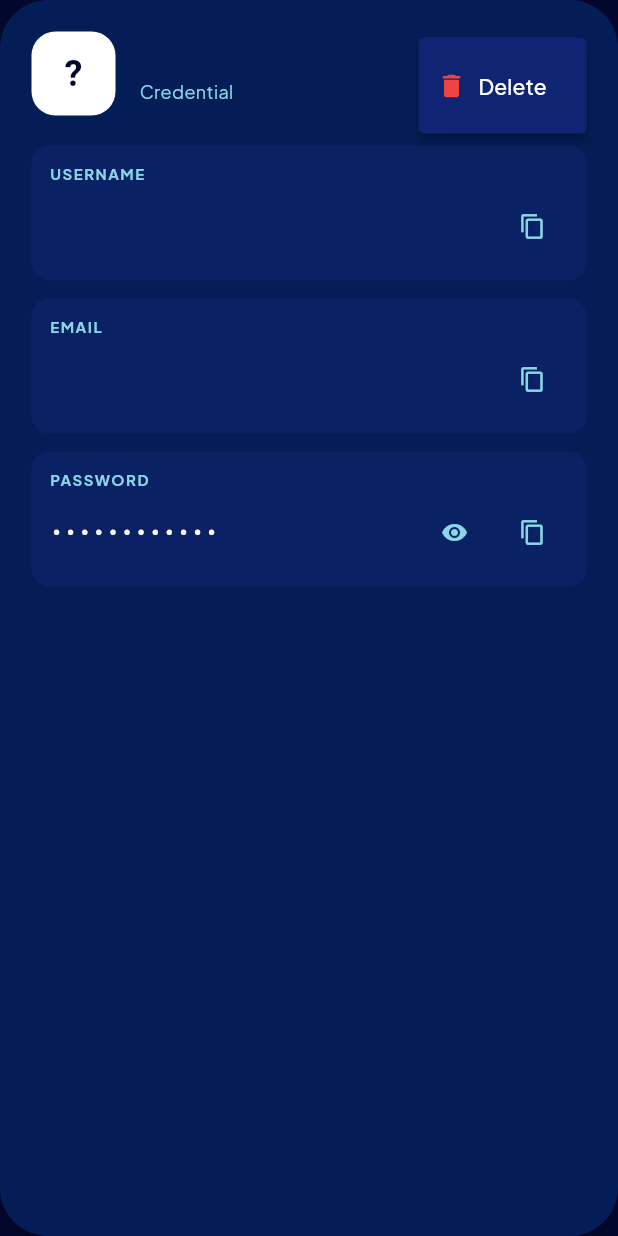
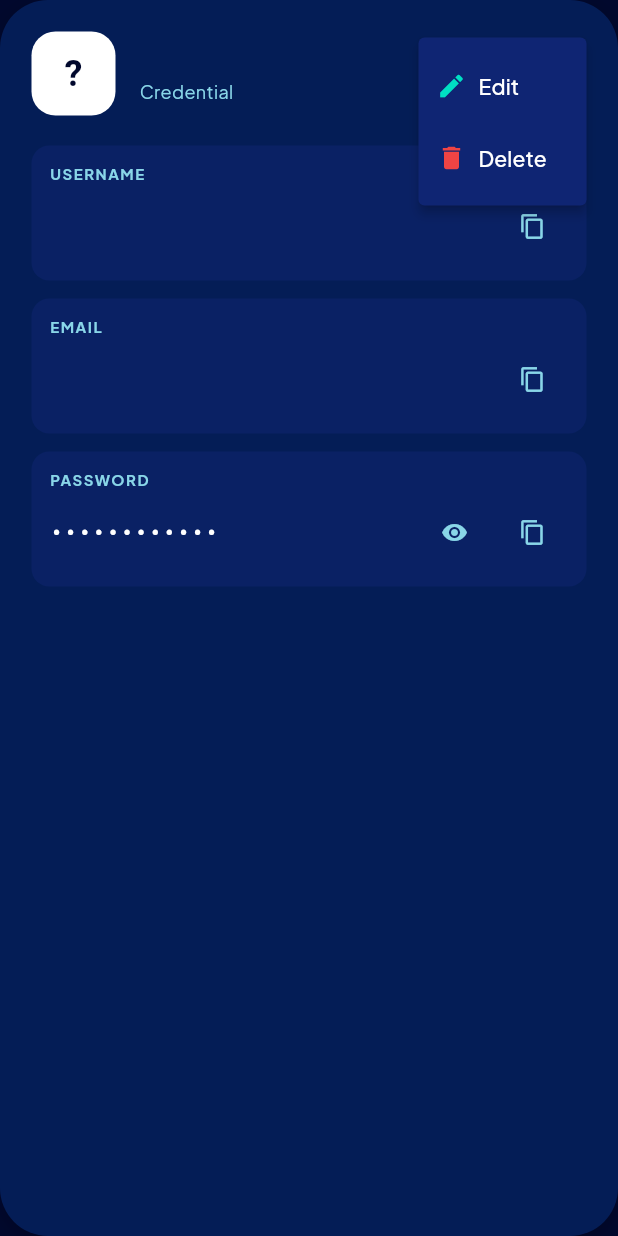
Before and after one commit to Anonymous-ABC-XYZ/password-manager-flutter, a Flutter app: the CredentialCard widget shown alone on an empty page, opened directly with empty values, after a tap on the "more vert" icon, on a phone screen of 412 x 824 dp. Run offline on Flutter 3.47's test engine with Material 3 defaults, Android fonts, the phone set to English and light mode, and no system bars; our stand-ins replace dio, flutter_secure_storage, google_fonts, sqflite, sqflite_common_ffi; missing offline and left inert: animated_button, dart:ffi, fuzzywuzzy, googleapis, oauth2, sqlite3; accounts and stored records are empty.

Commit message:
UI changes

```diff
--- a/lib/credential_card.dart
+++ b/lib/credential_card.dart
@@ -8,6 +8,7 @@ class CredentialCard extends StatefulWidget {
   final String email;
   final String password;
   final VoidCallback onDelete;
+  final VoidCallback onEdit;
 
   const CredentialCard({
     super.key,
@@ -16,6 +17,7 @@ class CredentialCard extends StatefulWidget {
     required this.email,
     required this.password,
     required this.onDelete,
+    required this.onEdit,
   });
 
   @override
@@ -99,9 +101,21 @@ class _CredentialCardState extends State<CredentialCard> {
                 onSelected: (value) {
                   if (value == 'delete') {
                     widget.onDelete();
+                  } else if (value == 'edit') {
+                    widget.onEdit();
                   }
                 },
                 itemBuilder: (context) => [
+                   PopupMenuItem(
+                    value: 'edit',
+                    child: Row(
+                      children: [
+                        const Icon(Icons.edit, color: BentoColors.primary, size: 20),
+                        const SizedBox(width: 8),
+                        Text('Edit', style: BentoStyles.body.copyWith(color: BentoColors.textWhite)),
+                      ],
+                    ),
+                  ),
                    PopupMenuItem(
                     value: 'delete',
                     child: Row(
```
Also changed, not shown: lib/passwords_page.dart (+91 -1 lines).
